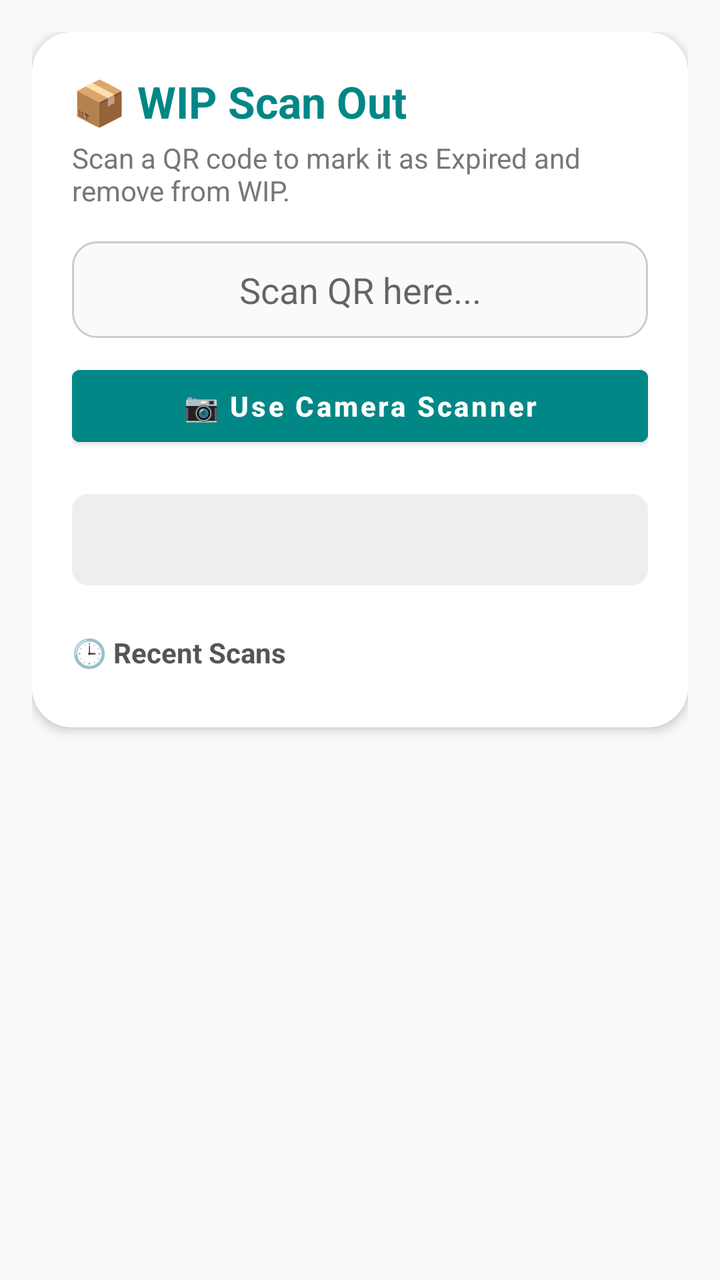
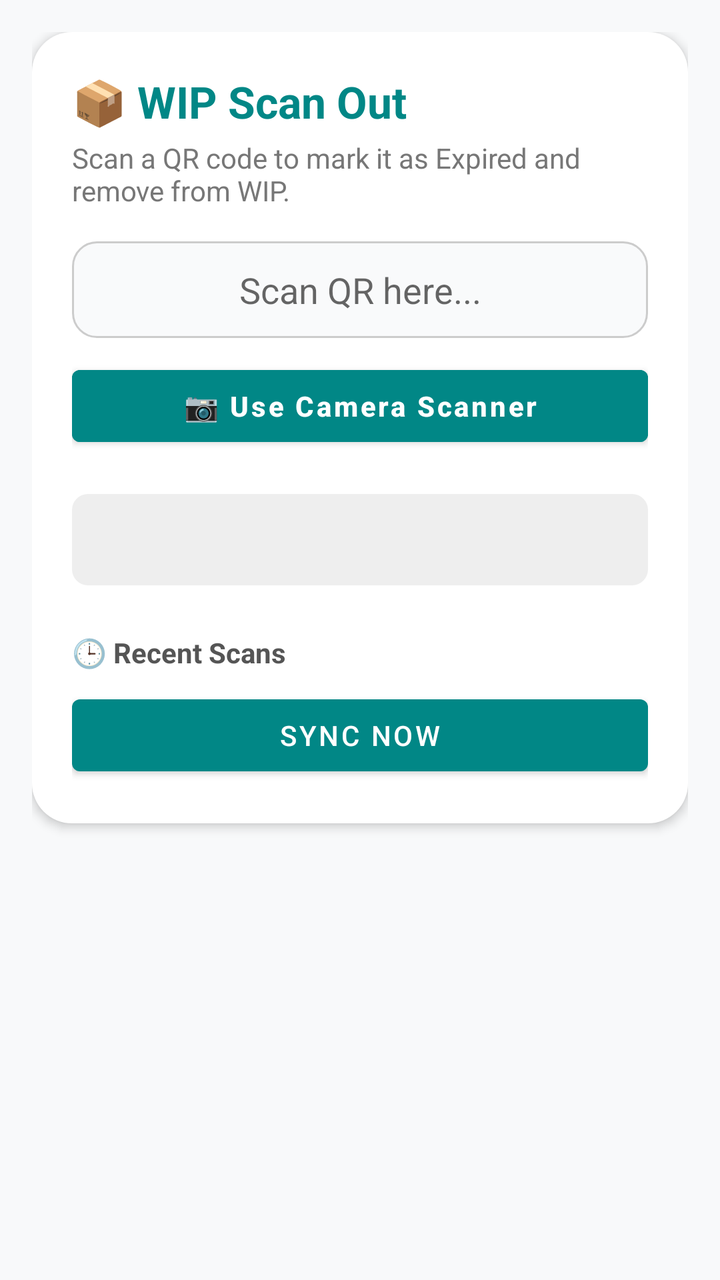

Two renders of the same Android screen: before a commit and after it. Below are the layout's source before the change and the commit's diff.
<!-- AndroidManifest.xml: application theme Theme.YourApp -->
<!-- res/layout/activity_scan_out_wip.xml -->
<?xml version="1.0" encoding="utf-8"?>
<ScrollView xmlns:android="http://schemas.android.com/apk/res/android"
    android:layout_width="match_parent"
    android:layout_height="match_parent"
    android:background="#f8f9fa"
    android:padding="16dp">

    <LinearLayout
        android:layout_width="match_parent"
        android:layout_height="wrap_content"
        android:orientation="vertical"
        android:background="@drawable/bg_card"
        android:padding="20dp"
        android:elevation="3dp">

        <TextView
            android:layout_width="wrap_content"
            android:layout_height="wrap_content"
            android:text="📦 WIP Scan Out"
            android:textSize="22sp"
            android:textStyle="bold"
            android:textColor="@color/teal_700" />

        <TextView
            android:layout_width="wrap_content"
            android:layout_height="wrap_content"
            android:text="Scan a QR code to mark it as Expired and remove from WIP."
            android:textColor="#777"
            android:paddingTop="4dp"
            android:textSize="14sp" />

        <EditText
            android:id="@+id/qrInput"
            android:layout_width="match_parent"
            android:layout_height="wrap_content"
            android:hint="Scan QR here..."
            android:inputType="text"
            android:imeOptions="actionDone"
            android:textAlignment="center"
            android:textSize="18sp"
            android:padding="12dp"
            android:layout_marginTop="16dp"
            android:background="@drawable/bg_input" />

        <Button
            android:id="@+id/scanBtn"
            android:layout_width="match_parent"
            android:layout_height="wrap_content"
            android:text="📷 Use Camera Scanner"
            android:textAllCaps="false"
            android:textStyle="bold"
            android:layout_marginTop="10dp"
            android:backgroundTint="@color/teal_700"
            android:textColor="@android:color/white" />

        <TextView
            android:id="@+id/resultBox"
            android:layout_width="match_parent"
            android:layout_height="wrap_content"
            android:visibility="visible"
            android:text=""
            android:textSize="16sp"
            android:padding="12dp"
            android:layout_marginTop="20dp"
            android:gravity="center"
            android:background="@drawable/bg_result_neutral" />

        <TextView
            android:layout_width="wrap_content"
            android:layout_height="wrap_content"
            android:text="🕒 Recent Scans"
            android:textStyle="bold"
            android:textColor="#555"
            android:layout_marginTop="24dp" />

        <LinearLayout
            android:id="@+id/historyList"
            android:layout_width="match_parent"
            android:layout_height="wrap_content"
            android:orientation="vertical"
            android:layout_marginTop="8dp" />

    </LinearLayout>
</ScrollView>
<!-- resources referenced by this layout -->
<resources>
  <color name="teal_700">#018786</color>
  <!-- drawable bg_card (drawable) -->
  <shape xmlns:android="http://schemas.android.com/apk/res/android"
      android:shape="rectangle">
      <solid android:color="#FFFFFF"/>
      <corners android:radius="20dp"/>
      <padding android:left="12dp" android:top="12dp"
          android:right="12dp" android:bottom="12dp"/>
  </shape>
  <!-- drawable bg_input (drawable) -->
  <shape xmlns:android="http://schemas.android.com/apk/res/android"
      android:shape="rectangle">
      <solid android:color="#F9FAFB"/>
      <stroke android:width="1dp" android:color="#CCCCCC"/>
      <corners android:radius="12dp"/>
  </shape>
  <!-- drawable bg_result_neutral (drawable) -->
  <shape xmlns:android="http://schemas.android.com/apk/res/android">
      <solid android:color="#eeeeee" />
      <corners android:radius="8dp"/>
  </shape>
  <style name="Theme.YourApp" parent="Theme.MaterialComponents.DayNight.NoActionBar">
          
          <item name="colorPrimary">@color/teal_700</item>
          <item name="colorPrimaryVariant">@color/teal_200</item>
          <item name="colorOnPrimary">@android:color/white</item>
  
          
          <item name="colorSecondary">@color/purple_500</item>
          <item name="colorSecondaryVariant">@color/purple_700</item>
          <item name="colorOnSecondary">@android:color/white</item>
  
          
          <item name="android:colorBackground">@color/white</item>
          <item name="colorSurface">@color/white</item>
          <item name="colorOnSurface">@android:color/black</item>
  
          
          <item name="android:statusBarColor">?attr/colorPrimaryVariant</item>
  
  
  
  
  
      </style>
  <color name="teal_200">#03DAC5</color>
  <color name="purple_500">#6200EE</color>
  <color name="purple_700">#3700B3</color>
  <color name="white">#FFFFFF</color>
</resources>

<!-- the commit's change to res/layout/activity_scan_out_wip.xml (unified diff, before → after) -->
@@ -80,5 +80,11 @@
             android:orientation="vertical"
             android:layout_marginTop="8dp" />
 
+        <Button
+            android:id="@+id/btnSyncNow"
+            android:layout_width="match_parent"
+            android:layout_height="wrap_content"
+            android:text="Sync Now"/>
+
     </LinearLayout>
 </ScrollView>
